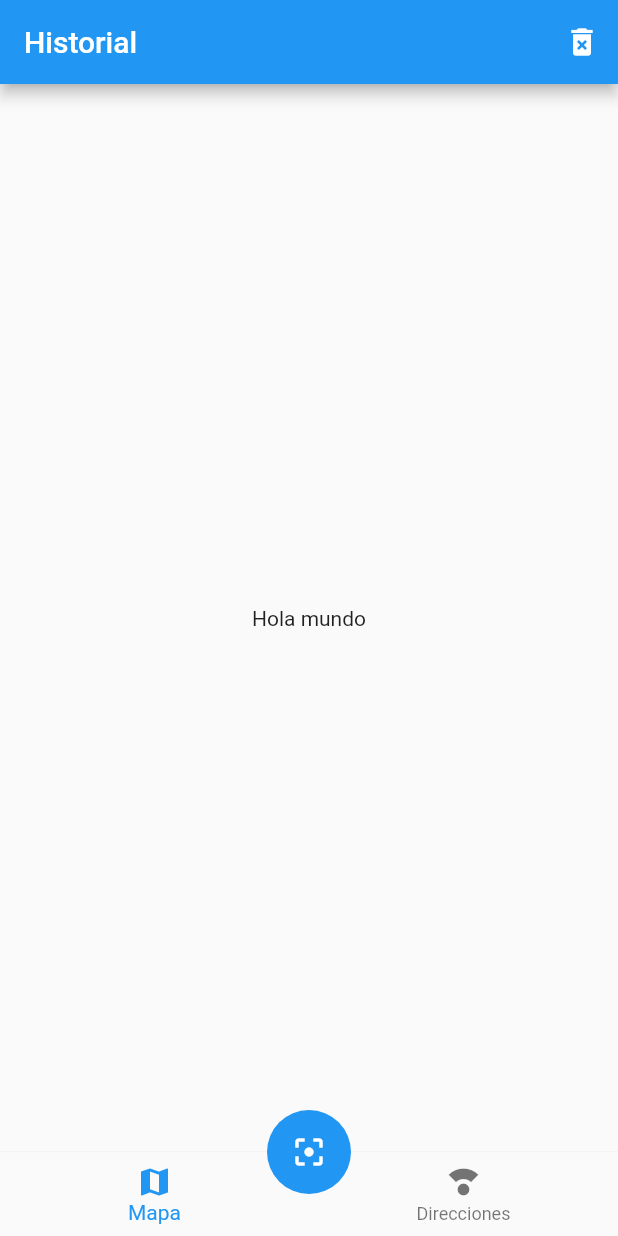
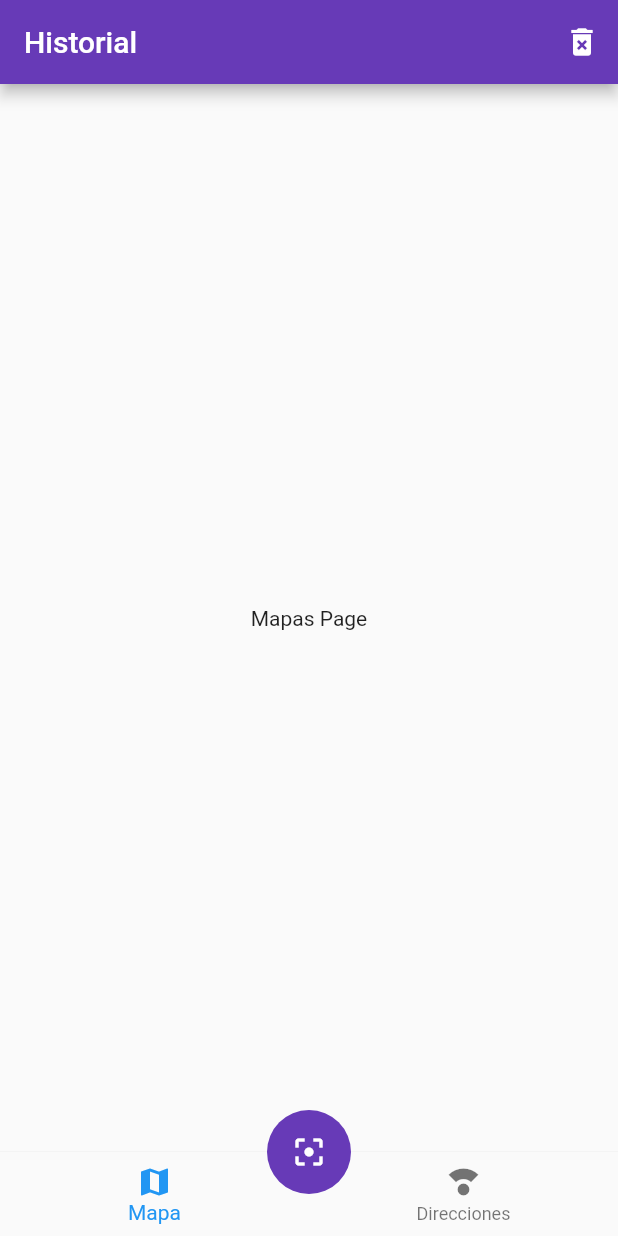
Before and after one commit to wilder00/flut, a Flutter app: the screen it shows after launch, on a phone screen of 412 x 824 dp. Run offline on Flutter 3.47's test engine with Material 2 defaults, Android fonts, the phone set to English and light mode, and no system bars.

```diff
--- a/lib/main.dart
+++ b/lib/main.dart
@@ -15,6 +15,13 @@ class MyApp extends StatelessWidget {
         'home': (BuildContext context) => HomePage(),
         'mapa': (BuildContext context) => MapaPage(),
       },
+      theme: ThemeData(
+        primaryColor: Colors.deepPurple,
+        floatingActionButtonTheme: FloatingActionButtonThemeData(
+          backgroundColor: Colors.deepPurple,
+          //fuentes iconos se pueden cambiar
+        ),
+      ),
     );
   }
 }
--- /dev/null
+++ b/lib/src/pages/direcciones_page.dart
@@ -0,0 +1,10 @@
+import 'package:flutter/material.dart';
+
+class DireccionesPage extends StatelessWidget {
+  @override
+  Widget build(BuildContext context) {
+    return Center(
+      child: Text("Direcciones Page"),
+    );
+  }
+}
--- a/lib/src/pages/home_page.dart
+++ b/lib/src/pages/home_page.dart
@@ -1,4 +1,6 @@
 import 'package:flutter/material.dart';
+import 'package:qr_reader/src/pages/direcciones_page.dart';
+import 'package:qr_reader/src/pages/mapas_pages.dart';
 import 'package:qr_reader/src/widgets/custom_navigatorbar.dart';
 import 'package:qr_reader/src/widgets/scan_button.dart';
 
@@ -15,10 +17,26 @@ class HomePage extends StatelessWidget {
           ),
         ],
       ),
-      body: Center(child: Text("Hola mundo")),
+      body: _HomePageBody(),
       bottomNavigationBar: CustomNavigationBar(),
       floatingActionButton: ScanButton(),
       floatingActionButtonLocation: FloatingActionButtonLocation.centerDocked,
     );
   }
 }
+
+class _HomePageBody extends StatelessWidget {
+  @override
+  Widget build(BuildContext context) {
+    final currentIndex = 0;
+
+    switch (currentIndex) {
+      case 0:
+        return MapasPage();
+      case 1:
+        return DireccionesPage();
+      default:
+        return MapasPage();
+    }
+  }
+}
--- /dev/null
+++ b/lib/src/pages/mapas_pages.dart
@@ -0,0 +1,10 @@
+import 'package:flutter/material.dart';
+
+class MapasPage extends StatelessWidget {
+  @override
+  Widget build(BuildContext context) {
+    return Center(
+      child: Text("Mapas Page"),
+    );
+  }
+}
--- a/lib/src/widgets/custom_navigatorbar.dart
+++ b/lib/src/widgets/custom_navigatorbar.dart
@@ -3,9 +3,11 @@ import 'package:flutter/material.dart';
 class CustomNavigationBar extends StatelessWidget {
   @override
   Widget build(BuildContext context) {
+    final currentIndex = 0;
+
     return BottomNavigationBar(
       //nos dirá cuál es elemento seleccionado
-      currentIndex: 0,
+      currentIndex: currentIndex,
       elevation: 1,
       //requiere de por lo menos 2 elementos
       items: <BottomNavigationBarItem>[
```
